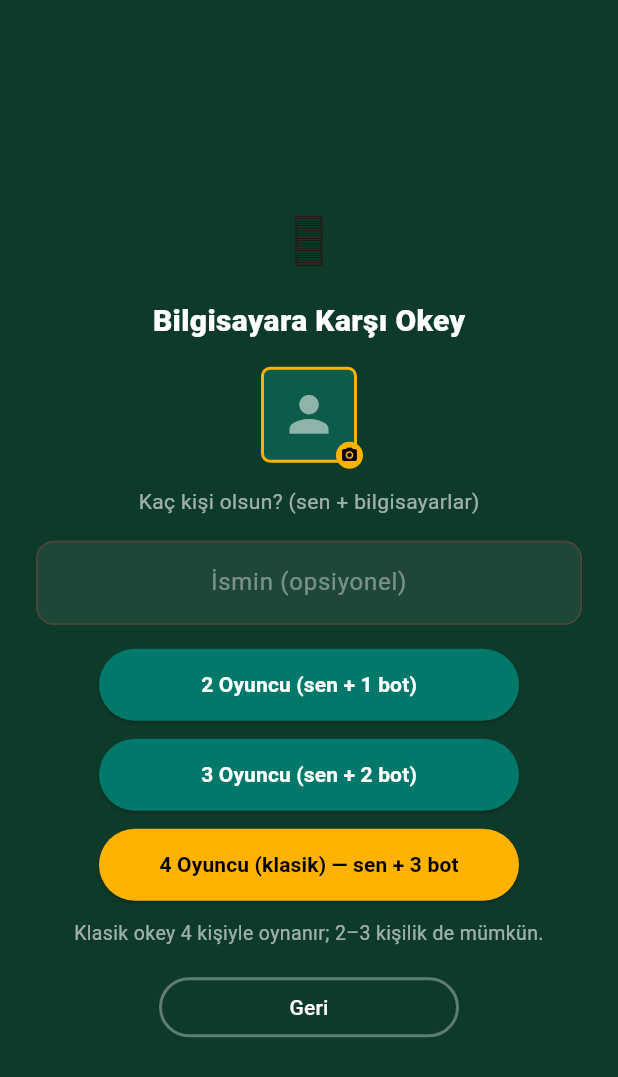
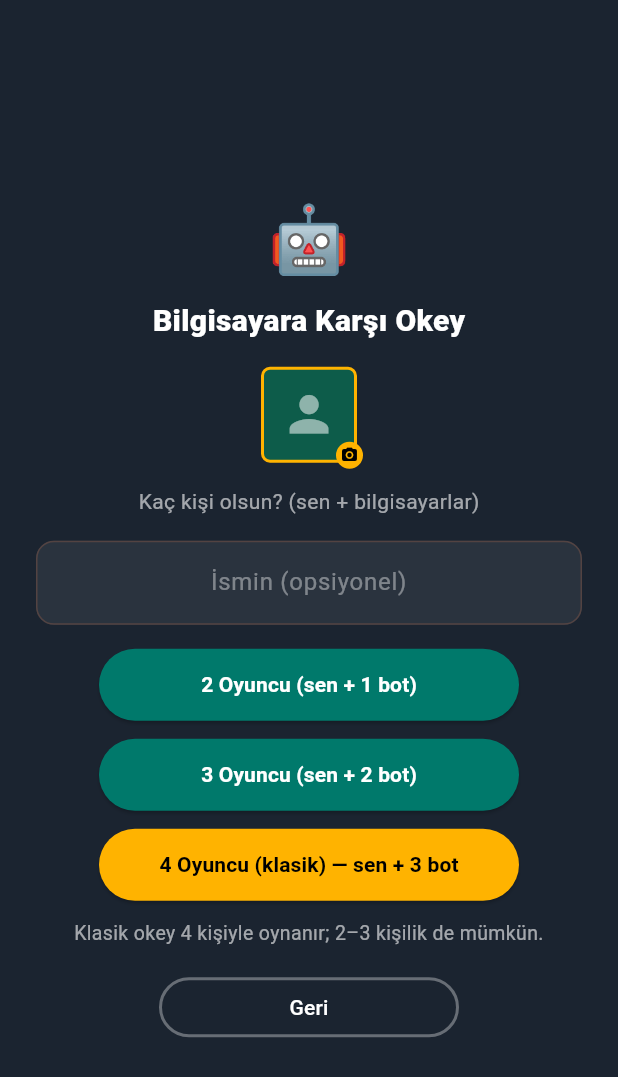
Before and after one commit to lutfuerkul/uno_online, a Flutter app: the OkeyBotScreen screen opened directly, on a phone screen of 412 x 824 dp. Shown: the top 1077 px of the screen. Run offline on Flutter 3.47's test engine with Material 3 defaults, Android fonts, the phone set to English and light mode, and no system bars; our stand-ins replace cloud_firestore, firebase_core, image_picker, package_info_plus, shared_preferences; accounts and stored records are empty; network calls fail.

Commit message:
Okey/Pisti kurulum ekranlarinin zemin tonu UNO ile ayni; emoji hatasi duzeltildi
- Okey'deki bozuk emoji (render edilemeyen tas karakteri) 🤖 ile
  degistirildi.
- Okey ve Pisti'nin kurulum ekranlarinin (bilgisayara karsi + online
  kurma/katilma) zemin tonu UNO'nunkiyle ayni (#1B2430) yapildi —
  yalnizca bu ekranlarda; oyun ici renkler (OkeyColors/PistiColors)
  degismedi.

```diff
--- a/lib/okey/screens/okey_bot_screen.dart
+++ b/lib/okey/screens/okey_bot_screen.dart
@@ -159,13 +159,17 @@ class _OkeyBotSetupFormState extends State<_OkeyBotSetupForm> {
 
   @override
   Widget build(BuildContext context) {
-    return Center(
+    // Bu kurulum ekranının zemin tonu UNO'nunkiyle aynı (#1B2430) —
+    // yalnızca bu ekran için; oyun içi renkler (OkeyColors) değişmedi.
+    return Container(
+      color: const Color(0xFF1B2430),
+      child: Center(
       child: SingleChildScrollView(
         padding: const EdgeInsets.all(24),
         child: Column(
           mainAxisSize: MainAxisSize.min,
           children: [
-            const Text('🁢', style: TextStyle(fontSize: 44)),
+            const Text('🤖', style: TextStyle(fontSize: 44)),
             const SizedBox(height: 8),
             const Text(
               'Bilgisayara Karşı Okey',
@@ -253,6 +257,7 @@ class _OkeyBotSetupFormState extends State<_OkeyBotSetupForm> {
           ],
         ),
       ),
+      ),
     );
   }
 }
--- a/lib/okey/screens/okey_home_screen.dart
+++ b/lib/okey/screens/okey_home_screen.dart
@@ -100,7 +100,9 @@ class _OkeyHomeScreenState extends State<OkeyHomeScreen> {
     final provider = context.watch<OkeyOnlineProvider>();
 
     return Scaffold(
-      backgroundColor: OkeyColors.background,
+      // Bu kurulum ekranının zemin tonu UNO'nunkiyle aynı (#1B2430) —
+      // yalnızca bu ekran için; oyun içi renkler (OkeyColors) değişmedi.
+      backgroundColor: const Color(0xFF1B2430),
       body: SafeArea(
         child: Center(
           child: SingleChildScrollView(
--- a/lib/pisti/screens/pisti_home_screen.dart
+++ b/lib/pisti/screens/pisti_home_screen.dart
@@ -101,7 +101,9 @@ class _PistiHomeScreenState extends State<PistiHomeScreen> {
     final provider = context.watch<PistiOnlineProvider>();
 
     return Scaffold(
-      backgroundColor: PistiColors.background,
+      // Bu kurulum ekranının zemin tonu UNO'nunkiyle aynı (#1B2430) —
+      // yalnızca bu ekran için; oyun içi renkler (PistiColors) değişmedi.
+      backgroundColor: const Color(0xFF1B2430),
       body: SafeArea(
         child: Center(
           child: SingleChildScrollView(
```
Also changed, not shown: lib/pisti/screens/pisti_bot_screen.dart (+6 -1 lines).
